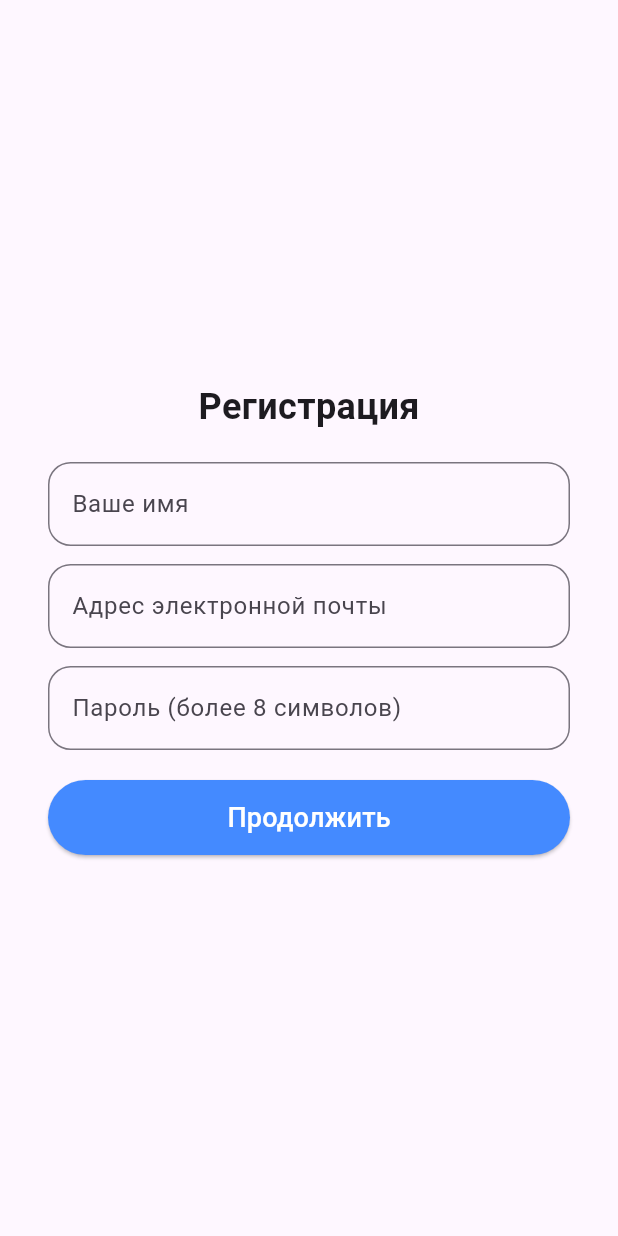
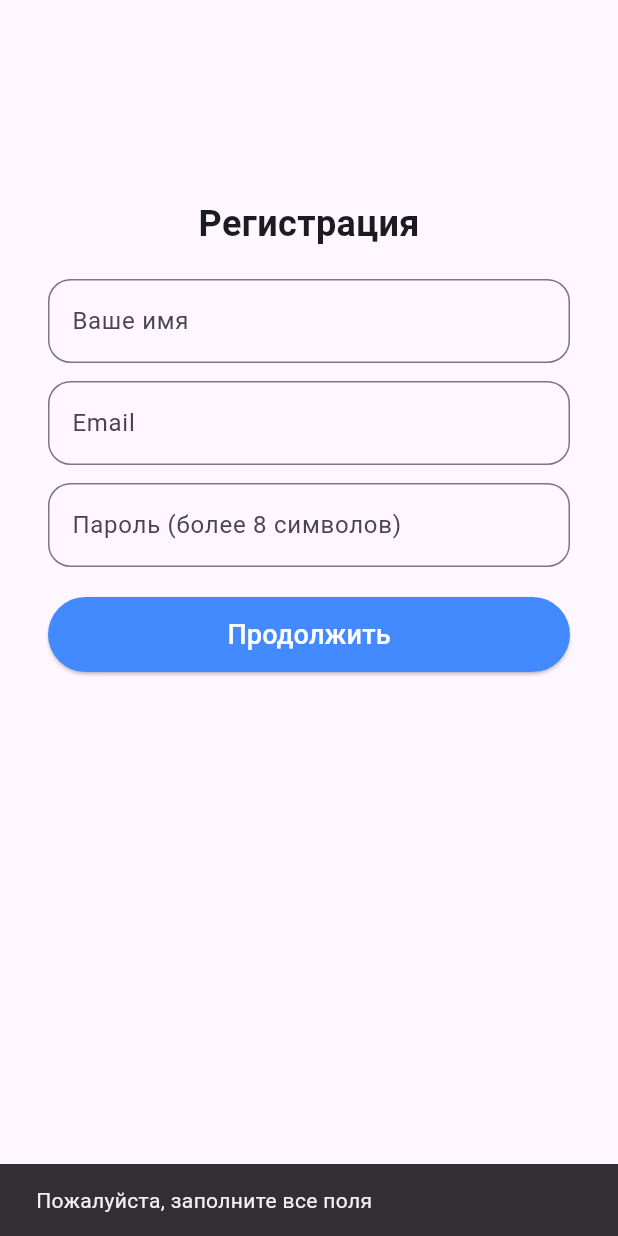
Before and after one commit to hfsmd/universityproject, a Flutter app: the RegisterScreen screen opened directly, after a tap on "Продолжить", on a phone screen of 412 x 824 dp. Run offline on Flutter 3.47's test engine with Material 3 defaults, Android fonts, the phone set to English and light mode, and no system bars; our stand-ins replace flutter_svg, table_calendar.

Commit message:
добавление бэка, аутентификация

```diff
--- a/lib/register_screen.dart
+++ b/lib/register_screen.dart
@@ -1,54 +1,126 @@
 import 'package:flutter/material.dart';
+import 'services/auth_service.dart';// импорт сервиса
 
-class RegisterScreen extends StatelessWidget {
+class RegisterScreen extends StatefulWidget {
   const RegisterScreen({super.key});
+
+  @override
+  State<RegisterScreen> createState() => _RegisterScreenState();
+}
+
+class _RegisterScreenState extends State<RegisterScreen> {
+  final nameController = TextEditingController();
+  final emailController = TextEditingController();
+  final passwordController = TextEditingController();
+
+  @override
+  void dispose() {
+    nameController.dispose();
+    emailController.dispose();
+    passwordController.dispose();
+    super.dispose();
+  }
+
+  void _register() async {
+    final name = nameController.text.trim();
+    final email = emailController.text.trim();
+    final password = passwordController.text.trim();
+
+    if (name.isEmpty || email.isEmpty || password.isEmpty) {
+      ScaffoldMessenger.of(context).showSnackBar(
+        const SnackBar(content: Text('Пожалуйста, заполните все поля')),
+      );
+      return;
+    }
+
+    if (password.length < 8) {
+      ScaffoldMessenger.of(context).showSnackBar(
+        const SnackBar(content: Text('Пароль должен содержать минимум 8 символов')),
+      );
+      return;
+    }
+
+    try {
+      final result = await AuthService.register(name, email, password);
+
+      if (result != null) {
+        ScaffoldMessenger.of(context).showSnackBar(
+          SnackBar(content: Text('Успешно: $result')),
+        );
+      } else {
+        ScaffoldMessenger.of(context).showSnackBar(
+          const SnackBar(content: Text('Ошибка регистрации')),
+        );
+      }
+    } catch (e) {
+      ScaffoldMessenger.of(context).showSnackBar(
+        SnackBar(content: Text('Ошибка: $e')),
+      );
+    }
+  }
 
   @override
   Widget build(BuildContext context) {
     return Scaffold(
       body: Padding(
         padding: const EdgeInsets.all(32.0),
+        child: SingleChildScrollView(
           child: Column(
             mainAxisAlignment: MainAxisAlignment.center,
             children: [
-            const Text('Регистрация', style: TextStyle(fontSize: 24, fontWeight: FontWeight.bold)),
+              const SizedBox(height: 100), // чтобы немного сдвинуть вниз
+              const Text(
+                'Регистрация',
+                style: TextStyle(fontSize: 24, fontWeight: FontWeight.bold),
+              ),
               const SizedBox(height: 20),
               TextField(
+                controller: nameController,
                 decoration: InputDecoration(
                   labelText: 'Ваше имя',
                   border: OutlineInputBorder(borderRadius: BorderRadius.circular(15)),
                 ),
+                textInputAction: TextInputAction.next,
               ),
               const SizedBox(height: 12),
               TextField(
+                controller: emailController,
                 decoration: InputDecoration(
-                labelText: 'Адрес электронной почты',
+                  labelText: 'Email',
                   border: OutlineInputBorder(borderRadius: BorderRadius.circular(15)),
                 ),
+                keyboardType: TextInputType.emailAddress,
+                textInputAction: TextInputAction.next,
               ),
               const SizedBox(height: 12),
               TextField(
+                controller: passwordController,
                 obscureText: true,
                 decoration: InputDecoration(
                   labelText: 'Пароль (более 8 символов)',
                   border: OutlineInputBorder(borderRadius: BorderRadius.circular(15)),
                 ),
+                textInputAction: TextInputAction.done,
               ),
               const SizedBox(height: 20),
               SizedBox(
                 width: double.infinity,
                 height: 50,
                 child: ElevatedButton(
-                onPressed: () {},
+                  onPressed: _register,
                   style: ElevatedButton.styleFrom(
                     backgroundColor: Colors.blueAccent,
                   ),
-                child: const Text('Продолжить', style: TextStyle(fontSize: 18, color: Colors.white)),
+                  child: const Text(
+                    'Продолжить',
+                    style: TextStyle(fontSize: 18, color: Colors.white),
+                  ),
                 ),
               ),
             ],
           ),
         ),
+      ),
     );
   }
 }
```
Also changed, not shown: 1 other file. Lines whose indentation alone changed are shown as unchanged.
